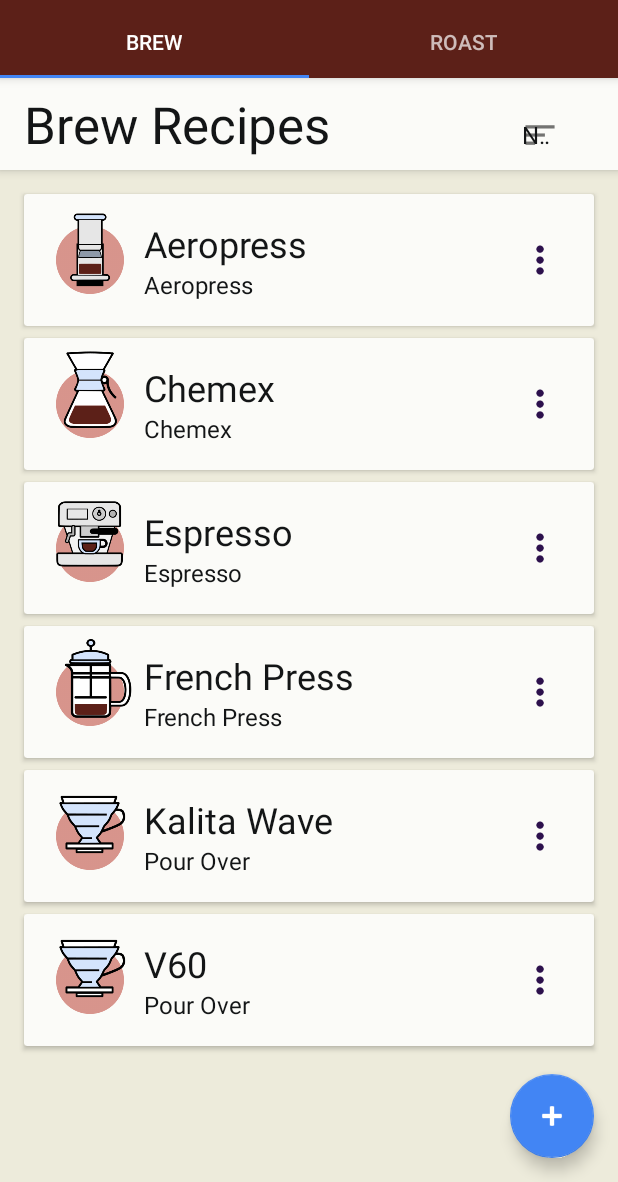
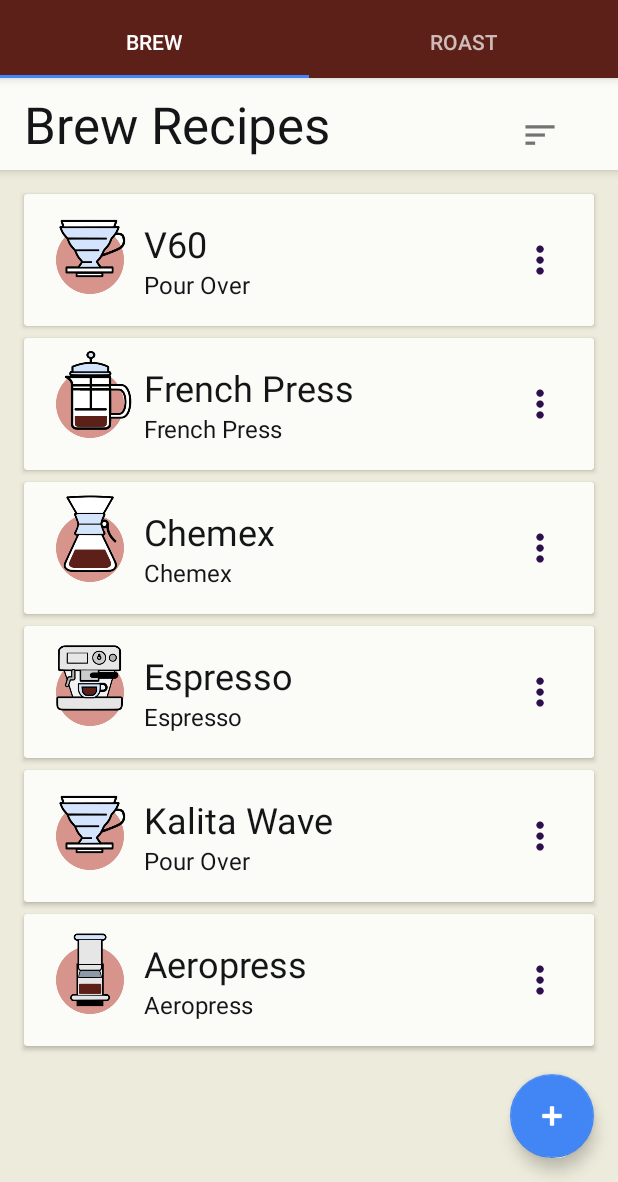
Before and after one commit to PeterEpsteen/CoffeeJournal, an Android app: the screen it shows after launch (MainActivity), on a phone screen of 412 x 824 dp, the part 54-1236 px from its top. Run offline under Robolectric (Android 15) with nearby library versions, the phone set to English and light mode, and no system bars.

Commit message:
Saved order when finishing app on recipes

```diff
--- a/app/build.gradle
+++ b/app/build.gradle
@@ -32,5 +32,7 @@
     androidTestImplementation 'com.android.support.test:runner:1.0.1'
     androidTestImplementation 'com.android.support.test.espresso:espresso-core:3.0.1'
     compile 'com.android.support:cardview-v7:+'
+    compile 'com.google.code.gson:gson:2.2.+'
+
 
 }
--- a/app/src/main/java/com/example/peter/coffeejournal/BrewAdapter.java
+++ b/app/src/main/java/com/example/peter/coffeejournal/BrewAdapter.java
@@ -2,6 +2,10 @@
 
 import android.annotation.SuppressLint;
 import android.content.Context;
+import android.content.Intent;
+import android.support.v7.widget.CardView;
+import android.support.v7.widget.RecyclerView;
+import android.support.v7.widget.helper.ItemTouchHelper;
 import android.view.LayoutInflater;
 import android.view.View;
 import android.view.ViewGroup;
@@ -18,10 +22,10 @@
  * Created by peter on 11/5/17.
  */
 
-public class BrewAdapter extends BaseAdapter {
+public class BrewAdapter extends RecyclerView.Adapter<BrewAdapter.ViewHolder> {
     private Context mContext;
-    ArrayList<BrewRecipe> brewList;
-    private static LayoutInflater inflater;
+    private ArrayList<BrewRecipe> brewList;
+    private LayoutInflater inflater;
 
     @SuppressLint("ServiceCast")
     public BrewAdapter(Context c, ArrayList<BrewRecipe> list) {
@@ -30,42 +34,58 @@
         inflater = (LayoutInflater) c.getSystemService(Context.LAYOUT_INFLATER_SERVICE);
     }
 
+    public ArrayList<BrewRecipe> getBrewList() {
+        return brewList;
+    }
+
+    public void setBrewList(ArrayList<BrewRecipe> brewList) {
+        this.brewList = brewList;
+    }
+
+    public class ViewHolder extends RecyclerView.ViewHolder {
+        public TextView brewNameTv, brewMethodTv;
+        public ImageView brewMethodIv;
+
+        public ViewHolder(View v) {
+            super(v);
+            brewNameTv = v.findViewById(R.id.brew_title_text_view);
+            brewMethodTv = v.findViewById(R.id.brew_method_text_view);
+            brewMethodIv = v.findViewById(R.id.brew_method_icon_image_view);
+        }
+    }
+
+
     @Override
-    public int getCount() {
+    public ViewHolder onCreateViewHolder(ViewGroup parent, int viewType) {
+        View v = LayoutInflater.from(mContext).inflate(R.layout.brew_grid_item, parent, false);
+        v.setOnClickListener(new View.OnClickListener() {
+            @Override
+            public void onClick(View v) {
+                TextView tv = v.findViewById(R.id.brew_title_text_view);
+                String brewName = tv.getText().toString();
+                Intent myIntent = new Intent(v.getContext(), BrewRecipeActivity.class);
+                myIntent.putExtra("Brew Name", brewName);
+                v.getContext().startActivity(myIntent);
+            }
+        });
+        ViewHolder vh = new ViewHolder(v);
+        return vh;
+    }
+
+    @Override
+    public void onBindViewHolder(ViewHolder holder, int position) {
+        final String brewName = brewList.get(position).getName();
+        final String brewMethod = brewList.get(position).getBrewMethod();
+        final int imageID = brewList.get(position).getIcon();
+        holder.brewNameTv.setText(brewName);
+        holder.brewMethodIv.setImageResource(imageID);
+        holder.brewMethodTv.setText(brewMethod);
+    }
+
+
+    @Override
+    public int getItemCount() {
         return brewList.size();
     }
 
-    @Override
-    public Object getItem(int position) {
-        return position;
-    }
-
-    @Override
-    public long getItemId(int position) {
-        return 0;
-    }
-
-    @Override
-    public View getView(int position, View convertView, ViewGroup parent) {
-        if (convertView == null) {
-            // if it's not recycled, initialize some attributes
-            convertView = LayoutInflater.from(mContext).inflate(R.layout.brew_grid_item, parent, false);
-        }
-
-        TextView brewNameTv = convertView.findViewById(R.id.brew_title_text_view);
-        TextView brewMethodTv = convertView.findViewById(R.id.brew_method_text_view);
-        ImageView brewMethodIv = convertView.findViewById(R.id.brew_method_icon_image_view);
-
-        BrewRecipe recipe = new BrewRecipe();
-
-        recipe = brewList.get(position);
-        brewNameTv.setText(recipe.getName());
-        brewMethodTv.setText(recipe.getBrewMethod());
-        brewMethodIv.setImageResource(recipe.getIcon());
-
-
-
-        return convertView;
-
-    }
 }
--- a/app/src/main/java/com/example/peter/coffeejournal/BrewFragment.java
+++ b/app/src/main/java/com/example/peter/coffeejournal/BrewFragment.java
@@ -1,13 +1,21 @@
 package com.example.peter.coffeejournal;
 
+import android.content.ClipData;
 import android.content.Context;
 import android.content.Intent;
+import android.content.SharedPreferences;
 import android.database.Cursor;
 import android.net.Uri;
 import android.os.Bundle;
+import android.os.Parcelable;
+import android.preference.PreferenceManager;
+import android.support.annotation.Nullable;
 import android.support.design.widget.FloatingActionButton;
 import android.support.v4.app.Fragment;
 import android.support.v4.app.FragmentTransaction;
+import android.support.v7.widget.LinearLayoutManager;
+import android.support.v7.widget.RecyclerView;
+import android.support.v7.widget.helper.ItemTouchHelper;
 import android.util.Log;
 import android.view.ContextMenu;
 import android.view.LayoutInflater;
@@ -28,30 +36,39 @@
 import android.widget.Spinner;
 import android.widget.TextView;
 
+import com.google.gson.Gson;
+import com.google.gson.reflect.TypeToken;
+
+import java.lang.reflect.Type;
 import java.util.ArrayList;
 import java.util.Collections;
 import java.util.Comparator;
+import java.util.List;
 
 
 public class BrewFragment extends Fragment implements AdapterView.OnItemLongClickListener, AdapterView.OnItemClickListener, AdapterView.OnItemSelectedListener {
 
 
+    private static final String LIST_STATE_KEY = "key";
+    private static final String BREW_RECIPE_LIST_KEY = "key2" ;
+    private static final String BREW_RECIPE_PREFERENCE_KEY = "brewListKey";
     private OnFragmentInteractionListener mListener;
     private FloatingActionButton addBrewButton;
-    private GridView gv;
-    private ListView lv;
+    private RecyclerView rv;
     private DBOperator mDBOperator;
     private BrewAdapter ba;
     private ArrayList<BrewRecipe> brewRecipeArrayList;
     private String sortByCurrent;
     private Spinner sortSpinner;
+    private ItemTouchHelper itemTouchHelper;
+    LinearLayoutManager llm;
+    private Parcelable mListState;
 
     public BrewFragment() {
         // Required empty public constructor
     }
 
 
-    // TODO: Rename and change types and number of parameters
     public static BrewFragment newInstance(String param1, String param2) {
         BrewFragment fragment = new BrewFragment();
         Bundle args = new Bundle();
@@ -68,18 +85,75 @@
     }
 
     @Override
+    public void onViewStateRestored(@Nullable Bundle savedInstanceState) {
+        super.onViewStateRestored(savedInstanceState);
+        if (savedInstanceState != null) {
+            Parcelable savedRecyclerLayoutState = savedInstanceState.getParcelable(LIST_STATE_KEY);
+            rv.getLayoutManager().onRestoreInstanceState(savedRecyclerLayoutState);
+            brewRecipeArrayList = savedInstanceState.getParcelableArrayList(BREW_RECIPE_LIST_KEY);
+            ba.setBrewList(brewRecipeArrayList);
+        }
+
+    }
+
+    @Override
     public View onCreateView(LayoutInflater inflater, ViewGroup container,
                              Bundle savedInstanceState) {
+        // TODO ROAST LISTS RECYCLERVIEW + SORT
+
+
+
         // Inflate the layout for this fragment
         View rootView = inflater.inflate(R.layout.fragment_brew, container, false);
-        lv = rootView.findViewById(R.id.brew_list_view);
+        rv = rootView.findViewById(R.id.brew_recycler_view);
+        llm = new LinearLayoutManager(getActivity());
+        rv.setLayoutManager(llm);
         mDBOperator = new DBOperator(this.getContext());
-        brewRecipeArrayList = mDBOperator.getBrewRecipes();
+        if (brewRecipeArrayList == null) {
+            brewRecipeArrayList = mDBOperator.getBrewRecipes();
+        }
+        Gson gson = new Gson();
+        SharedPreferences appSharedPrefs = PreferenceManager
+                .getDefaultSharedPreferences(this.getActivity().getApplicationContext());
+        String json = appSharedPrefs.getString(BREW_RECIPE_PREFERENCE_KEY, "");
+        if (json.isEmpty()){
+             Log.i("Shared Pref", "No shared preferences");
+        }
+        else {
+             Log.i("Shared Pref", "Loading shared preferences");
+             Type type = new TypeToken<List<BrewRecipe>>(){}.getType();
+             brewRecipeArrayList = gson.fromJson(json, type);
+         }
         ba = new BrewAdapter(rootView.getContext(), brewRecipeArrayList);
-        sortByCurrent = "Name";
-        sortBrewsBy(sortByCurrent);
-        lv.setOnItemClickListener(this);
-        registerForContextMenu(lv);
+        rv.setAdapter(ba);
+
+        //handle drog drop
+        ItemTouchHelper.Callback ithCallback = new ItemTouchHelper.Callback() {
+            //and in your imlpementaion of
+            public boolean onMove(RecyclerView recyclerView, RecyclerView.ViewHolder viewHolder, RecyclerView.ViewHolder target) {
+                // get the viewHolder's and target's positions in your adapter data, swap them
+                Collections.swap(brewRecipeArrayList, viewHolder.getAdapterPosition(), target.getAdapterPosition());
+                // and notify the adapter that its dataset has changed
+                ba.notifyItemMoved(viewHolder.getAdapterPosition(), target.getAdapterPosition());
+                return true;
+            }
+
+            @Override
+            public void onSwiped(RecyclerView.ViewHolder viewHolder, int direction) {
+                //TODO
+            }
+
+            //defines the enabled move directions in each state (idle, swiping, dragging).
+            @Override
+            public int getMovementFlags(RecyclerView recyclerView, RecyclerView.ViewHolder viewHolder) {
+                return makeFlag(ItemTouchHelper.ACTION_STATE_DRAG,
+                        ItemTouchHelper.DOWN | ItemTouchHelper.UP );
+            }
+        };
+        ItemTouchHelper ith = new ItemTouchHelper(ithCallback);
+        ith.attachToRecyclerView(rv);
+
+
         sortSpinner = rootView.findViewById(R.id.sort_by_spinner);
         ArrayAdapter<CharSequence> adapter = ArrayAdapter.createFromResource(getContext(),
                 R.array.brew_sort_array, android.R.layout.simple_spinner_item);
@@ -89,6 +163,8 @@
         return rootView;
 
     }
+
+
 
     @Override
     public void onCreateContextMenu(ContextMenu menu, View v, ContextMenu.ContextMenuInfo menuInfo){
@@ -123,7 +199,26 @@
         return false;
     }
 
+    @Override
+    public void onStop() {
+        super.onStop();
+        SharedPreferences appSharedPrefs = PreferenceManager
+                .getDefaultSharedPreferences(this.getActivity().getApplicationContext());
+        SharedPreferences.Editor prefsEditor = appSharedPrefs.edit();
+        Gson gson = new Gson();
+        String json = gson.toJson(ba.getBrewList());
+        prefsEditor.putString(BREW_RECIPE_PREFERENCE_KEY, json);
+        prefsEditor.apply();
+    }
 
+    @Override
+    public void onSaveInstanceState(Bundle outState) {
+        super.onSaveInstanceState(outState);
+
+        mListState = llm.onSaveInstanceState();
+        outState.putParcelable(LIST_STATE_KEY, mListState);
+        outState.putParcelableArrayList(BREW_RECIPE_LIST_KEY, ba.getBrewList());
+    }
 
     // TODO: Rename method, update argument and hook method into UI event
     public void onButtonPressed(Uri uri) {
@@ -201,7 +296,7 @@
     public void sortBrewsBy(String sortBy) {
         Log.i("Sort", "Sort by called in brew fragment");
         switch (sortBy) {
-            case "Name":
+            case "By Name":
                 Collections.sort(brewRecipeArrayList, new Comparator<BrewRecipe>() {
                     @Override
                     public int compare(BrewRecipe o1, BrewRecipe o2) {
@@ -209,7 +304,7 @@
                     }
                 });
                 break;
-            case "Method":
+            case "By Method":
                 Collections.sort(brewRecipeArrayList, new Comparator<BrewRecipe>() {
                     @Override
                     public int compare(BrewRecipe o1, BrewRecipe o2) {
@@ -219,8 +314,7 @@
                 break;
 
         }
+        ba.notifyDataSetChanged();
 
-        lv.setAdapter(ba);
-        ba.notifyDataSetChanged();
     }
 }
--- a/app/src/main/res/layout/brew_grid_item.xml
+++ b/app/src/main/res/layout/brew_grid_item.xml
@@ -5,7 +5,9 @@
     app:cardCornerRadius="@dimen/cardview_default_radius"
     android:elevation="@dimen/cardview_default_elevation"
     app:cardBackgroundColor="@color/backgroundDefaultWhite"
-    xmlns:android="http://schemas.android.com/apk/res/android">
+    xmlns:android="http://schemas.android.com/apk/res/android"
+    android:layout_marginBottom="8dp"
+    >
 <LinearLayout android:layout_width="match_parent"
     android:layout_height="wrap_content"
     xmlns:android="http://schemas.android.com/apk/res/android"
--- a/app/src/main/res/layout/fragment_brew.xml
+++ b/app/src/main/res/layout/fragment_brew.xml
@@ -51,10 +51,10 @@
         </LinearLayout>
 
 
-        <ListView
+        <android.support.v7.widget.RecyclerView
             android:layout_width="match_parent"
             android:layout_height="wrap_content"
-            android:id="@+id/brew_list_view"
+            android:id="@+id/brew_recycler_view"
             android:layout_gravity="fill_vertical"
             android:divider="@null"
             android:dividerHeight="8dp"
@@ -63,6 +63,6 @@
         android:paddingLeft="16dp"
         android:paddingBottom="40dp"
         android:clipToPadding="false">
-    </ListView>
+    </android.support.v7.widget.RecyclerView>
     </LinearLayout>
 </FrameLayout>
--- a/app/src/main/res/values/strings.xml
+++ b/app/src/main/res/values/strings.xml
@@ -46,9 +46,9 @@
     </string-array>
 
     <string-array name="brew_sort_array">
-        <item>Name</item>
-        <item>Method</item>
-        <item>Date Added</item>
+        <item>""</item>
+        <item>By Name</item>
+        <item>By Method</item>
     </string-array>
 
     <!-- Example settings for Data & Sync -->
```
Also changed, not shown: app/src/main/java/com/example/peter/coffeejournal/BrewRecipe.java (+52 -1 lines).
